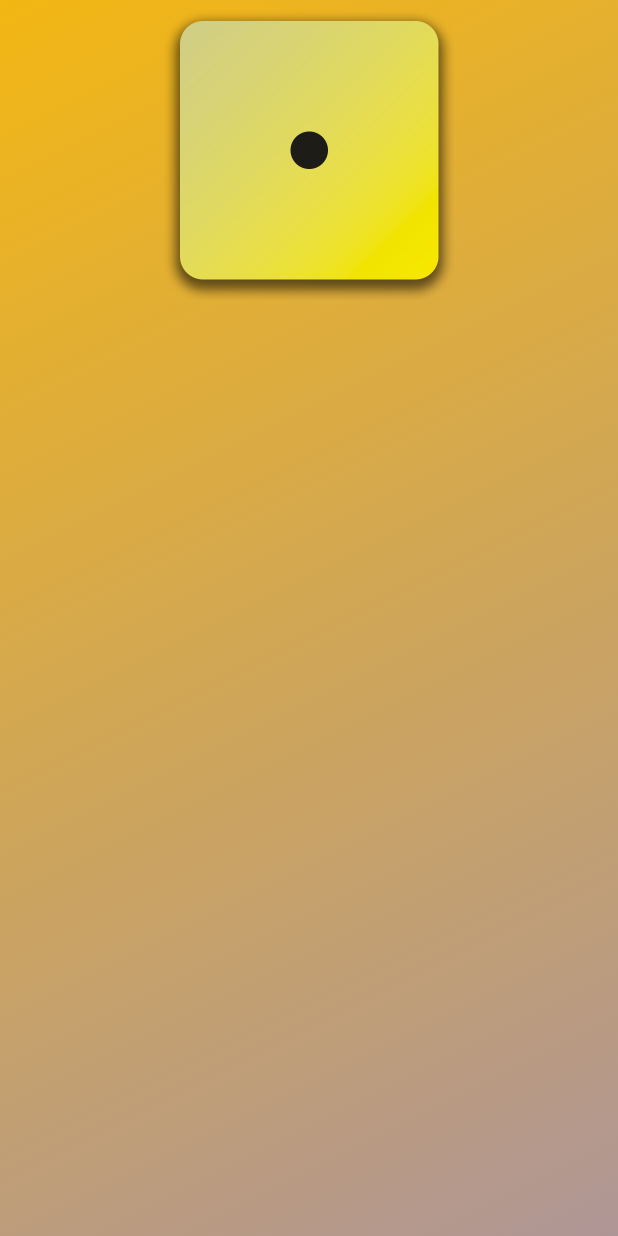
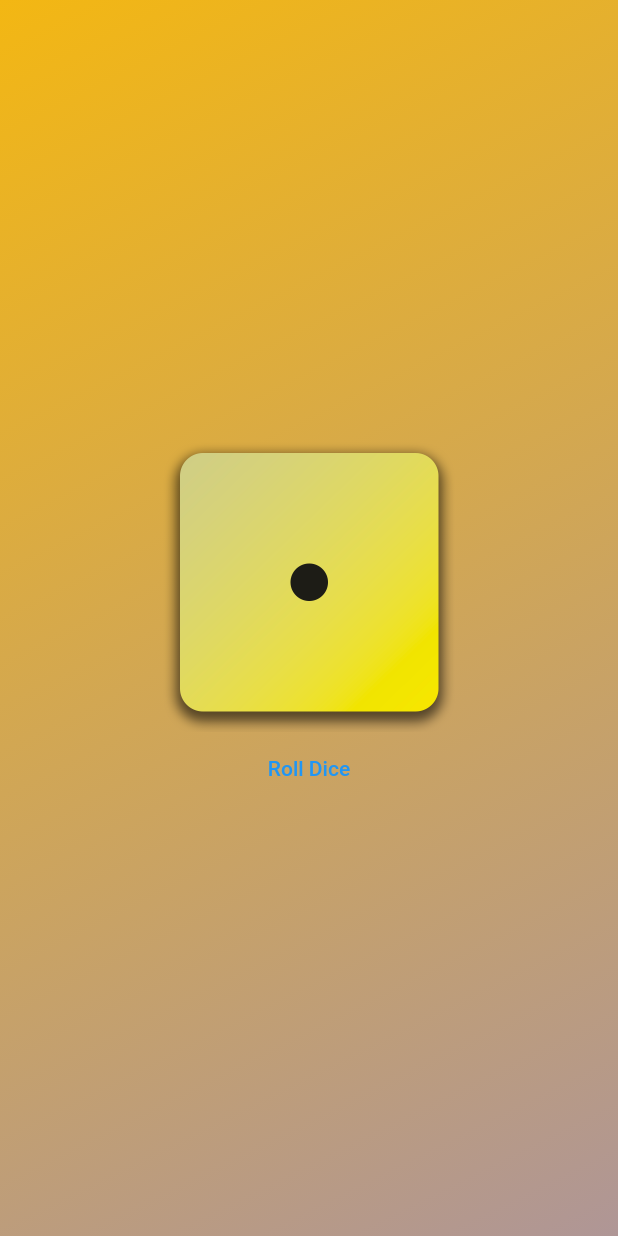
Before and after one commit to TechWhizVanshita/Flutter, a Flutter app: the screen it shows after launch, on a phone screen of 412 x 824 dp. Run offline on Flutter 3.47's test engine with Material 2 defaults, Android fonts, the phone set to English and light mode, and no system bars.

Commit message:
add function and centered image in column widget

```diff
--- a/dice_roller_app/lib/gradient_container.dart
+++ b/dice_roller_app/lib/gradient_container.dart
@@ -9,6 +9,8 @@ class GradientContainer extends StatelessWidget {
 
   final Color color1;
   final Color color2;
+
+  void rollDice() {}
 
   @override
   Widget build(context) {
@@ -22,11 +24,13 @@ class GradientContainer extends StatelessWidget {
       ),
       child: Center(
         child: Column(
+          mainAxisSize: MainAxisSize.min,
           children: [
             Image.asset(
               'assets/dice-images/dice-1.png',
               width: 200,
             ),
+            TextButton(onPressed: rollDice, child: const Text('Roll Dice'))
           ],
         ),
       ),
```
